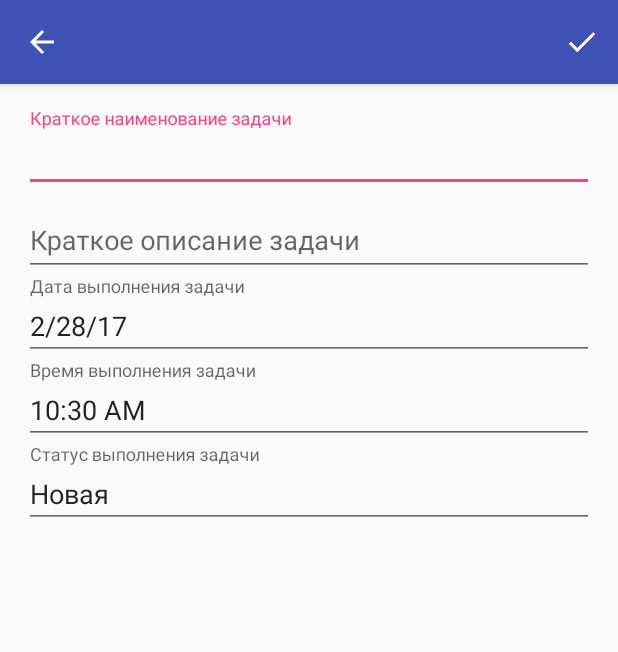
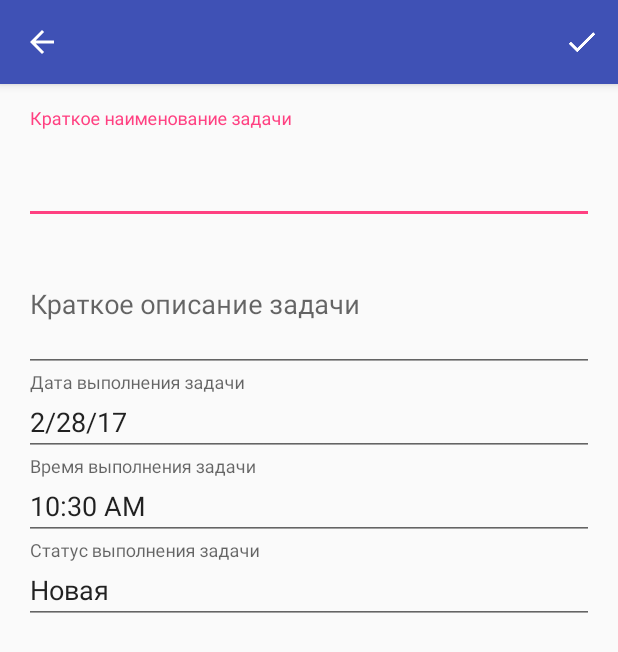
Before and after one commit to sashamerkulev/EasyTodo, an Android app: the TaskActivity screen opened directly, with no data from a screen before it, on a phone screen of 412 x 824 dp. Shown: the top 652 px of the screen. Run offline under Robolectric (Android 15) with nearby library versions, the phone set to English and light mode, and no system bars.

Commit message:
improvement UI

```diff
--- a/app/src/main/res/layout/activity_task.xml
+++ b/app/src/main/res/layout/activity_task.xml
@@ -57,8 +57,11 @@
                     android:layout_width="match_parent"
                     android:layout_height="wrap_content"
                     android:hint="@string/prompt_short_name"
-                    android:inputType="text"
-                    android:maxLines="1" />
+                    android:inputType="textMultiLine"
+                    android:maxLines="3"
+                    android:minLines="2"
+                    android:lines="2"
+                    />
 
             </android.support.design.widget.TextInputLayout>
 
@@ -71,9 +74,11 @@
                     android:layout_width="match_parent"
                     android:layout_height="wrap_content"
                     android:hint="@string/prompt_short_description"
-                    android:inputType="text"
+                    android:inputType="textMultiLine"
+                    android:maxLines="5"
+                    android:minLines="3"
                     android:lines="3"
-                    android:maxLines="3" />
+                    />
 
             </android.support.design.widget.TextInputLayout>
 
```
Also changed, not shown: app/src/main/res/layout/activity_task_item.xml (+30 -10 lines).
